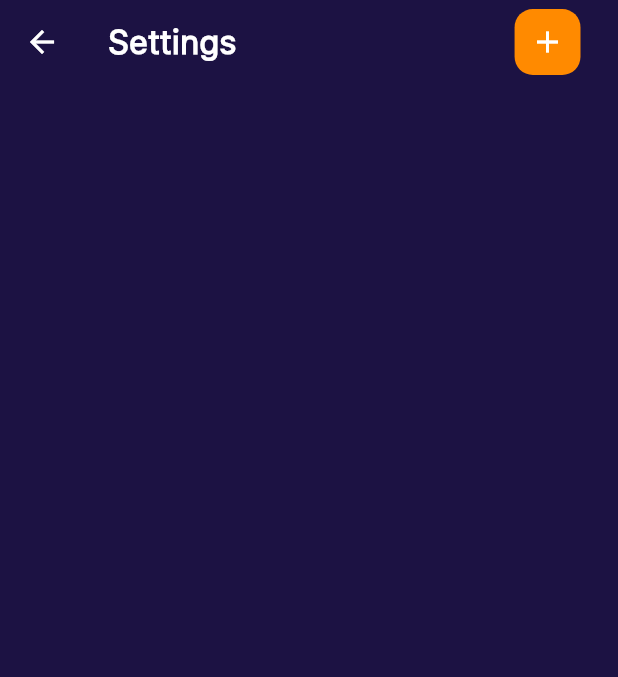
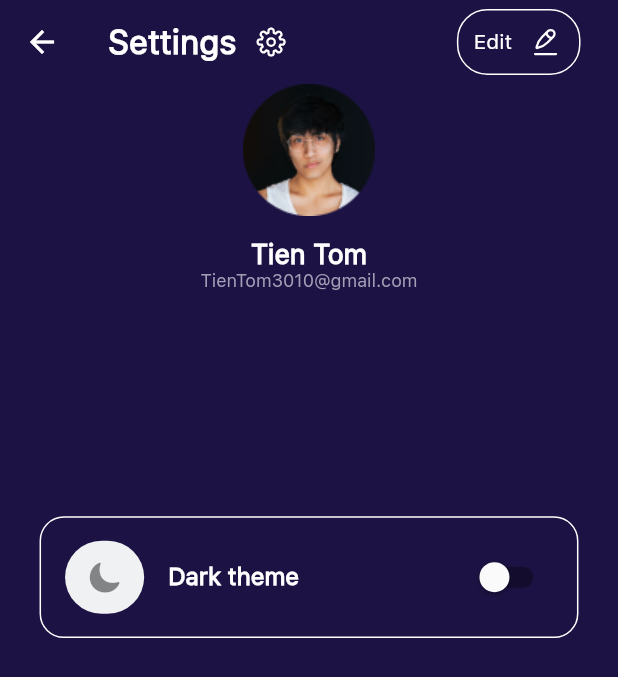
Before and after one commit to AkmaljonMOBILEdev/daily_routine_app, a Flutter app: the SettingsScreen screen opened by its route, on a phone screen of 412 x 824 dp. Shown: the top 677 px of the screen. Run offline on Flutter 3.47's test engine with Material 2 defaults, Android fonts, the phone set to English and light mode, and no system bars; drawn by our look-alikes of zoom_tap_animation; our stand-ins replace flutter_screenutil, flutter_svg, shared_preferences; accounts and stored records are empty; statements that could not run were skipped.

Commit message:
Settings screen plus amd theme conteienrs

```diff
--- a/lib/ui/settings_screen/settings_screen.dart
+++ b/lib/ui/settings_screen/settings_screen.dart
@@ -1,5 +1,9 @@
+import 'package:daily_routine_app/utils/icons.dart';
+import 'package:daily_routine_app/utils/images.dart';
+import 'package:flutter/cupertino.dart';
 import 'package:flutter/material.dart';
 import 'package:flutter_screenutil/flutter_screenutil.dart';
+import 'package:flutter_svg/flutter_svg.dart';
 import 'package:zoom_tap_animation/zoom_tap_animation.dart';
 
 import '../../utils/colors.dart';
@@ -9,29 +13,92 @@ class SettingsScreen extends StatefulWidget {
 
   @override
   State<SettingsScreen> createState() => _SettingsScreenState();
+
 }
 
 class _SettingsScreenState extends State<SettingsScreen> {
+  bool initialval = false;
+  ThemeData? appTheme;
+  ThemeData themLight = ThemeData.light();
+  ThemeData themeDark = ThemeData.dark();
   @override
   Widget build(BuildContext context) {
     return Scaffold(
       appBar: AppBar(
         elevation: 0,
-        title: Text('Settings'),
+        title: Row(
+          children: [
+            Text('Settings'),
+            SizedBox(width: 10.w,),
+            SvgPicture.asset(AppIcons.settings,color: Colors.white,)
+          ],
+        ),
         actions: [
           ZoomTapAnimation(
             onTap: (){},
             child: Container(
               margin: EdgeInsets.symmetric(horizontal: 25,vertical: 6),
-              height: 45.w,
-              width: 40.w,
-              decoration: BoxDecoration(borderRadius: BorderRadius.circular(12.r),color: AppColors.cFF8A00),
-              child: Icon(Icons.add),
+              height: 32.w,
+              width: 75.w,
+              decoration: BoxDecoration(borderRadius: BorderRadius.circular(20.r),border: Border.all(color: Colors.white)),
+              child: Row(
+                mainAxisAlignment: MainAxisAlignment.spaceEvenly,
+                children: [
+                    Text('Edit'),
+                  SvgPicture.asset(AppIcons.edit,color: Colors.white,)
+                ],
+              )
             ),
           ),
+        ],
+      ),
+      body: Center(
+        child: Column(
+          children: [
+            Image.asset(AppImages.avatar),
+            SizedBox(height: 15.h,),
+            Text('Tien Tom',style: TextStyle(fontSize: 18,fontWeight: FontWeight.w600),),
+            Text('TienTom3010@gmail.com',style: TextStyle(fontSize: 12,color: AppColors.cA29EB6),),
+            SizedBox(height: 150,),
+
+            Container(
+              height:80.h ,
+              width:327.w ,
+              decoration: BoxDecoration(borderRadius: BorderRadius.circular(16.r),border: Border.all(color: Colors.white)),
+              child: Center(
+                child: ListTile(
+                  leading: Container(
+                    height: 48.h,
+                    width: 48.w,
+                    decoration: BoxDecoration(borderRadius: BorderRadius.circular(40.r),color: AppColors.cEFF1F3),
+                    child: Icon(CupertinoIcons.moon_fill),
+                  ),
+                  title: Text('Dark theme'),
+                  trailing:Switch(
+                    onChanged: (h) {
+                      setState(() {
+                        appTheme = initialval ? themLight : themeDark;
+                        initialval = h;
+                      });
+                    },
+                    value: initialval,
+                  ),
 
 
-        ],
+
+                ),
+              ),
+            ),
+
+            SizedBox(height: 30.h,),
+
+
+
+
+
+
+          ],
+        ),
       ),
     );
   }
--- a/lib/utils/images.dart
+++ b/lib/utils/images.dart
@@ -5,5 +5,8 @@ class AppImages{
   static const calendar = 'assets/svg/calendar.svg';
   static const task = 'assets/svg/task.svg';
   static const settings = 'assets/svg/settings.svg';
+  static const avatar = 'assets/images/avatar.png';
+
+
 
 }
--- a/pubspec.yaml
+++ b/pubspec.yaml
@@ -19,6 +19,8 @@ dependencies:
   flutter_screenutil: ^5.8.4
   table_calendar: ^3.0.9
 
+
+
 dev_dependencies:
   flutter_test:
     sdk: flutter
```
Also changed, not shown: assets/images/avatar.png (added).
